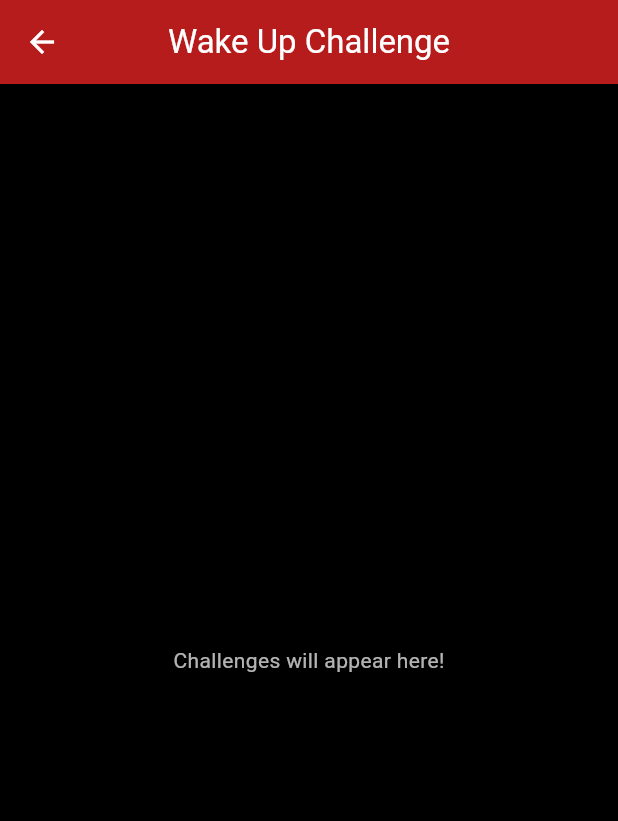
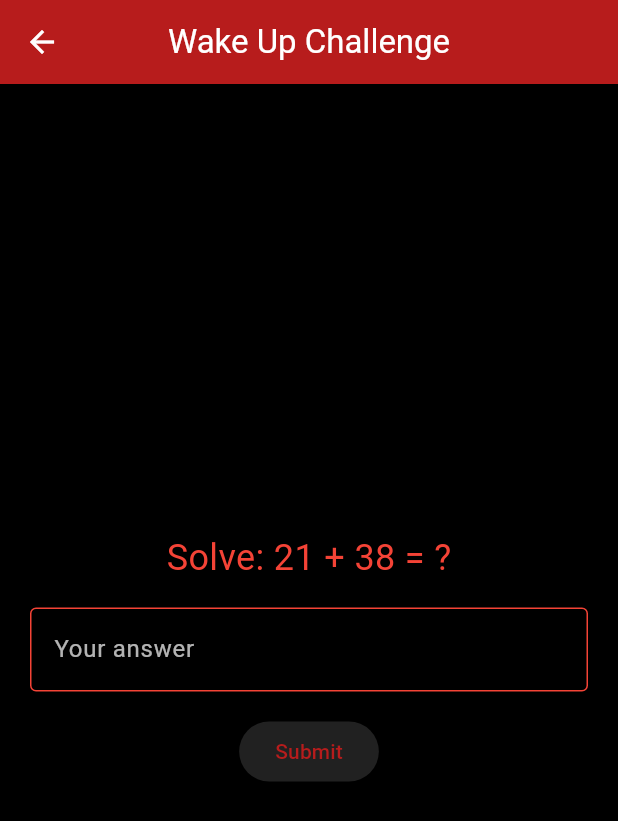
Before and after one commit to Conqueror9893/alarmageddon, a Flutter app: the ChallengeScreen screen opened directly, on a phone screen of 412 x 824 dp. Shown: the top 821 px of the screen. Run offline on Flutter 3.47's test engine with Material 3 defaults, Android fonts, the phone set to English and light mode, and no system bars; our stand-ins replace audioplayers, fluttertoast, hive, hive_flutter; missing offline and left inert: android_alarm_manager_plus; accounts and stored records are empty.

Commit message:
Added math problem challenge screen, added test alarm sound, added test alarm button.

```diff
--- a/lib/features/challenges/challenge_screen.dart
+++ b/lib/features/challenges/challenge_screen.dart
@@ -1,4 +1,6 @@
 import 'package:flutter/material.dart';
+import 'math_challenge.dart';
+import '../alarms/alarm_storage.dart';
 
 class ChallengeScreen extends StatelessWidget {
   const ChallengeScreen({Key? key}) : super(key: key);
@@ -7,7 +9,14 @@ class ChallengeScreen extends StatelessWidget {
   Widget build(BuildContext context) {
     return Scaffold(
       appBar: AppBar(title: const Text('Wake Up Challenge')),
-      body: const Center(child: Text('Challenges will appear here!')),
+      body: Center(
+        child: MathChallenge(
+          onSolved: () {
+            AlarmStorage.stopAlarmSound();
+            Navigator.of(context).pop();
+          },
+        ),
+      ),
     );
   }
 }
--- /dev/null
+++ b/lib/features/challenges/math_challenge.dart
@@ -0,0 +1,92 @@
+import 'dart:math';
+import 'package:flutter/material.dart';
+
+class MathChallenge extends StatefulWidget {
+  final VoidCallback onSolved;
+  const MathChallenge({Key? key, required this.onSolved}) : super(key: key);
+
+  @override
+  State<MathChallenge> createState() => _MathChallengeState();
+}
+
+class _MathChallengeState extends State<MathChallenge> {
+  late int a;
+  late int b;
+  late String op;
+  late int answer;
+  final TextEditingController _controller = TextEditingController();
+  String? _error;
+
+  @override
+  void initState() {
+    super.initState();
+    final rand = Random();
+    a = rand.nextInt(50) + 1;
+    b = rand.nextInt(50) + 1;
+    if (rand.nextBool()) {
+      op = '+';
+      answer = a + b;
+    } else {
+      op = '-';
+      // Ensure no negative answers
+      if (a < b) {
+        final tmp = a;
+        a = b;
+        b = tmp;
+      }
+      answer = a - b;
+    }
+  }
+
+  void _checkAnswer() {
+    if (int.tryParse(_controller.text) == answer) {
+      widget.onSolved();
+    } else {
+      setState(() {
+        _error = 'Wrong answer! Try again.';
+      });
+    }
+  }
+
+  @override
+  Widget build(BuildContext context) {
+    return Card(
+      color: Colors.black,
+      child: Padding(
+        padding: const EdgeInsets.all(16.0),
+        child: Column(
+          mainAxisSize: MainAxisSize.min,
+          children: [
+            Text(
+              'Solve: $a $op $b = ?',
+              style: const TextStyle(fontSize: 24, color: Colors.red),
+            ),
+            const SizedBox(height: 16),
+            TextField(
+              controller: _controller,
+              keyboardType: TextInputType.number,
+              style: const TextStyle(color: Colors.white),
+              decoration: InputDecoration(
+                labelText: 'Your answer',
+                labelStyle: const TextStyle(color: Colors.white70),
+                errorText: _error,
+                enabledBorder: const OutlineInputBorder(
+                  borderSide: BorderSide(color: Colors.red),
+                ),
+                focusedBorder: const OutlineInputBorder(
+                  borderSide: BorderSide(color: Colors.deepOrange),
+                ),
+              ),
+              onSubmitted: (_) => _checkAnswer(),
+            ),
+            const SizedBox(height: 16),
+            ElevatedButton(
+              onPressed: _checkAnswer,
+              child: const Text('Submit'),
+            ),
+          ],
+        ),
+      ),
+    );
+  }
+}
--- a/lib/main.dart
+++ b/lib/main.dart
@@ -4,6 +4,8 @@ import 'features/alarms/alarm_list_screen.dart';
 import 'package:hive_flutter/hive_flutter.dart';
 import 'features/alarms/alarm_storage.dart';
 import 'package:android_alarm_manager_plus/android_alarm_manager_plus.dart';
+
+final GlobalKey<NavigatorState> navigatorKey = GlobalKey<NavigatorState>();
 
 void main() async {
   WidgetsFlutterBinding.ensureInitialized();
@@ -23,6 +25,7 @@ class AlarmageddonApp extends StatelessWidget {
       theme: AppTheme.hellTheme,
       home: const AlarmListScreen(),
       debugShowCheckedModeBanner: false,
+      navigatorKey: navigatorKey,
     );
   }
 }
--- a/pubspec.yaml
+++ b/pubspec.yaml
@@ -34,6 +34,7 @@ dependencies:
   hive: ^2.2.3
   hive_flutter: ^1.1.0
   android_alarm_manager_plus: ^4.0.7
+  audioplayers: ^5.2.1
   camera: ^0.10.5+5
   path_provider: ^2.1.1
   shared_preferences: ^2.2.2
@@ -69,7 +70,8 @@ flutter:
   uses-material-design: true
 
   # To add assets to your application, add an assets section, like this:
-  # assets:
+  assets:
+    - assets/Die_For_You.mp3
   #   - images/a_dot_burr.jpeg
   #   - images/a_dot_ham.jpeg
 
```
Also changed, not shown: lib/features/alarms/alarm_list_screen.dart (+20 -30 lines), lib/features/alarms/alarm_storage.dart (+17 -2 lines), lib/features/alarms/alarm_test_button.dart (added, +29 -0 lines), pubspec.lock, 8 other files.
